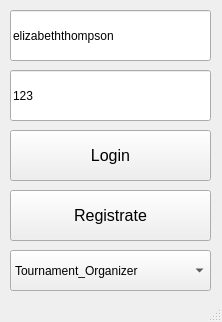
Qt form DataBaseCybersport/BaseWindow.ui (Inlucker/DataBaseCybersport) before a commit.
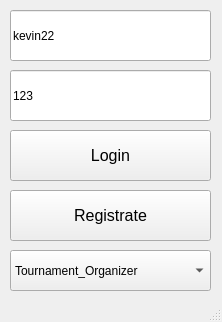
The same form after that commit.

Diff of the .ui file:
```diff
--- a/DataBaseCybersport/BaseWindow.ui
+++ b/DataBaseCybersport/BaseWindow.ui
@@ -62,7 +62,7 @@
      </rect>
     </property>
     <property name="text">
-     <string>elizabeththompson</string>
+     <string>kevin22</string>
     </property>
    </widget>
    <widget class="QPushButton" name="login_btn">
```
Left out of the diff: 2 changed lines with no effect on the pictures.
